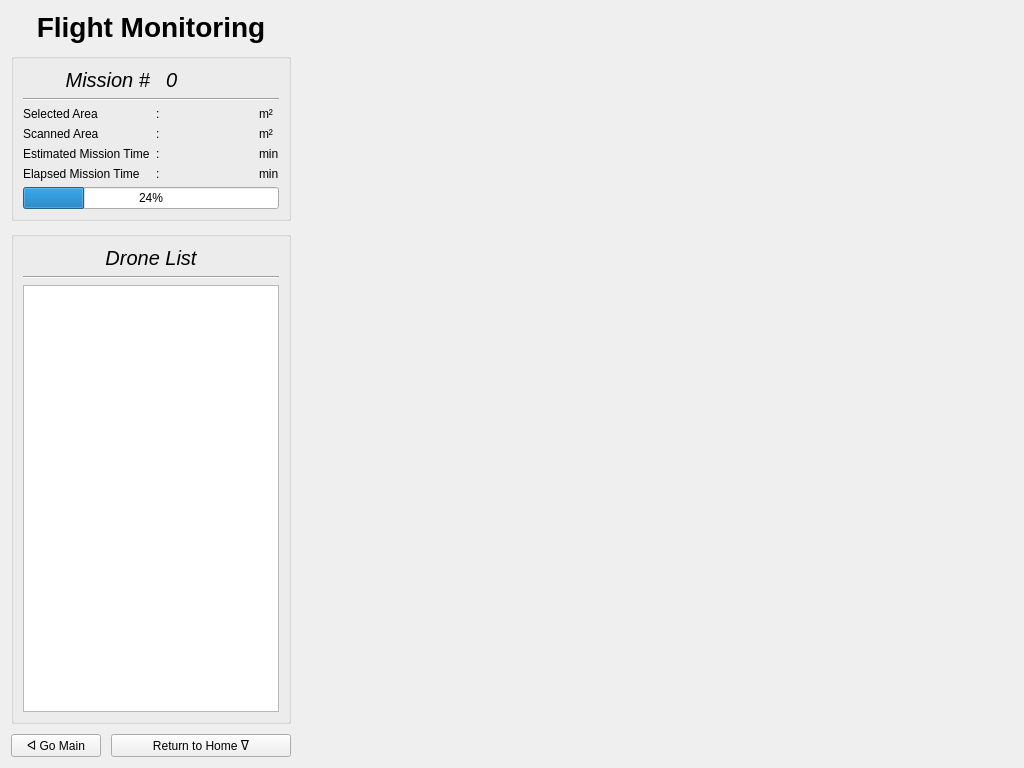
cmpe-DroneLab/GeoFly3D, file UI/Midflight/mid_design.ui: the form before one commit.
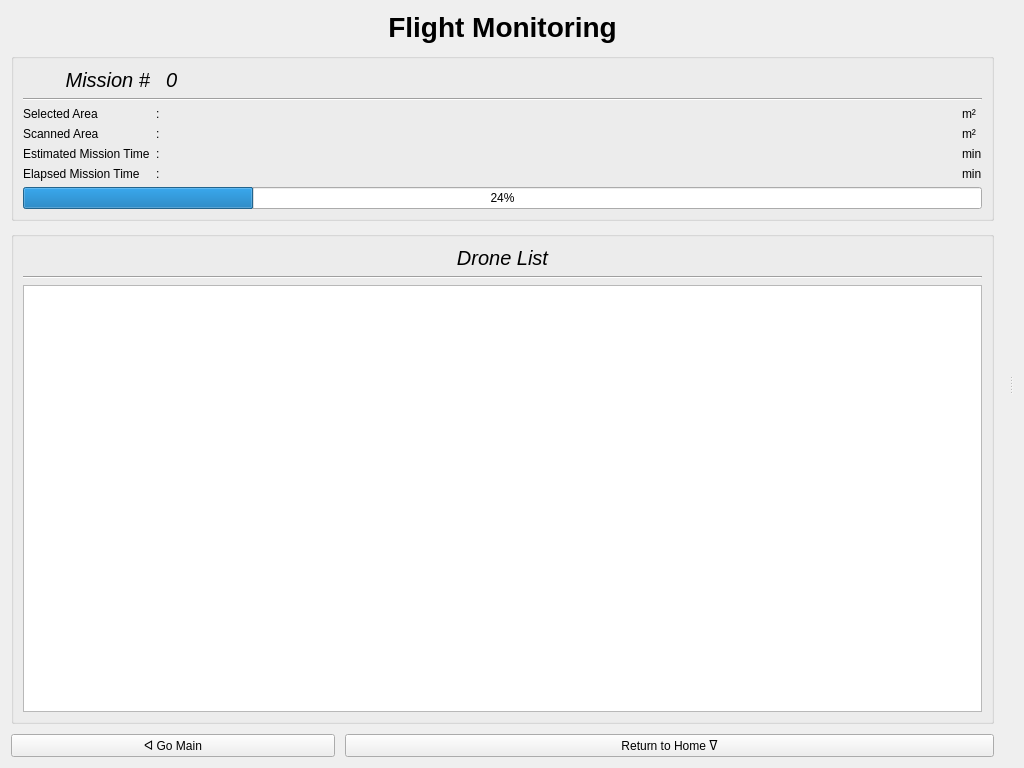
The form after the commit.

Commit message: Added separator between left column and right column (map) to change the widths of the columns.

What changed in the file:
```diff
--- a/UI/Midflight/mid_design.ui
+++ b/UI/Midflight/mid_design.ui
@@ -13,12 +13,20 @@
   <property name="windowTitle">
    <string>Form</string>
   </property>
-  <layout class="QHBoxLayout" name="horizontalLayout_2" stretch="0,4">
+  <layout class="QHBoxLayout" name="horizontalLayout">
    <item>
+    <widget class="QSplitter" name="splitter">
+     <property name="orientation">
+      <enum>Qt::Horizontal</enum>
+     </property>
+     <widget class="QWidget" name="">
     <layout class="QVBoxLayout" name="v_lay_left" stretch="0,0,0,0">
      <property name="spacing">
       <number>10</number>
      </property>
+       <property name="rightMargin">
+        <number>15</number>
+       </property>
      <item>
       <widget class="QLabel" name="label_header">
        <property name="font">
@@ -268,9 +276,11 @@
       </layout>
      </item>
     </layout>
-   </item>
-   <item>
+     </widget>
+     <widget class="QWidget" name="">
     <layout class="QVBoxLayout" name="v_lay_right"/>
+     </widget>
+    </widget>
    </item>
   </layout>
  </widget>
```
Lines whose indentation alone changed are shown as unchanged. The commit also changes 9 other files.
